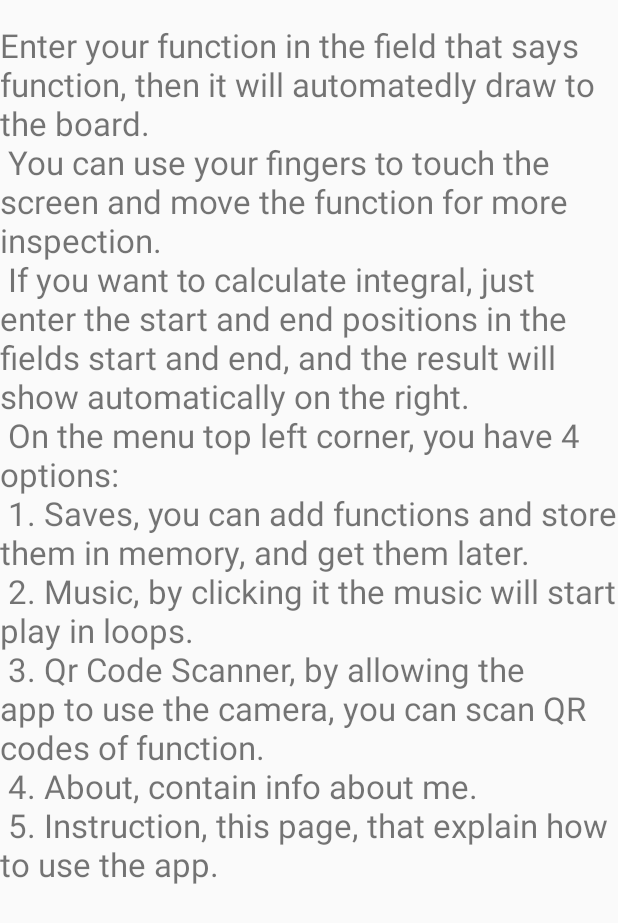
After one commit to nuhah100/GraphViewer, an Android app: the Instructions screen opened directly, with no data from a screen before it, on a phone screen of 412 x 824 dp. The commit adds this screen. Shown: the top 923 px of the screen. Run offline under Robolectric (Android 15) with nearby library versions, the phone set to English and light mode, and no system bars.

Commit message:
added more info

```diff
--- a/app/src/main/AndroidManifest.xml
+++ b/app/src/main/AndroidManifest.xml
@@ -3,6 +3,7 @@
     package="com.miketmg.graphviewer">
 
     <uses-permission android:name="android.permission.CAMERA" />
+
     <uses-feature android:name="android.hardware.camera.autofocus" />
 
     <application
@@ -12,7 +13,9 @@
         android:roundIcon="@mipmap/ic_launcher_round"
         android:supportsRtl="false"
         android:theme="@style/AppTheme">
-        <activity android:name=".QrScanner"></activity>
+        <activity android:name=".Instructions"></activity>
+        <activity android:name=".About" />
+        <activity android:name=".QrScanner" />
 
         <service
             android:name=".MusicService"
--- /dev/null
+++ b/app/src/main/java/com/miketmg/graphviewer/Instructions.java
@@ -0,0 +1,14 @@
+package com.miketmg.graphviewer;
+
+import android.os.Bundle;
+
+import androidx.appcompat.app.AppCompatActivity;
+
+public class Instructions extends AppCompatActivity {
+
+    @Override
+    protected void onCreate(Bundle savedInstanceState) {
+        super.onCreate(savedInstanceState);
+        setContentView(R.layout.activity_instructions);
+    }
+}
--- /dev/null
+++ b/app/src/main/res/layout/activity_instructions.xml
@@ -0,0 +1,23 @@
+<?xml version="1.0" encoding="utf-8"?>
+<androidx.constraintlayout.widget.ConstraintLayout xmlns:android="http://schemas.android.com/apk/res/android"
+    xmlns:app="http://schemas.android.com/apk/res-auto"
+    xmlns:tools="http://schemas.android.com/tools"
+    android:layout_width="match_parent"
+    android:layout_height="match_parent"
+    tools:context=".Instructions">
+
+    <TextView
+        android:id="@+id/textView"
+        android:layout_width="wrap_content"
+        android:layout_height="wrap_content"
+        android:layout_marginStart="32dp"
+        android:layout_marginEnd="32dp"
+        android:layout_marginBottom="32dp"
+        android:text="@string/instructions"
+        android:textSize="22dp"
+        app:layout_constraintBottom_toBottomOf="parent"
+        app:layout_constraintEnd_toEndOf="parent"
+        app:layout_constraintStart_toStartOf="parent"
+        app:layout_constraintTop_toTopOf="parent"
+        app:layout_constraintVertical_bias="0.07999998" />
+</androidx.constraintlayout.widget.ConstraintLayout>
--- a/app/src/main/res/layout/text_view.xml
+++ b/app/src/main/res/layout/text_view.xml
@@ -2,4 +2,5 @@
 <TextView xmlns:android="http://schemas.android.com/apk/res/android"
     android:layout_width="fill_parent"
     android:layout_height="wrap_content"
+    android:textSize="26dp"
     />
--- a/app/src/main/res/menu/menu.xml
+++ b/app/src/main/res/menu/menu.xml
@@ -10,5 +10,11 @@
         <item android:id="@+id/qr_code"
             android:title="Qr Code Scanner"
             />
+        <item android:id="@+id/about"
+            android:title="About"
+            />
+        <item android:id="@+id/instructions"
+            android:title="Instructions"
+            />
 
 </menu>
--- a/app/src/main/res/values/strings.xml
+++ b/app/src/main/res/values/strings.xml
@@ -1,3 +1,18 @@
 <resources>
     <string name="app_name">GraphViewer</string>
+    <string name="about">
+        This app was made by Moshe Kav, as part of school project for the Bagrut.
+    </string>
+    <string name="instructions">
+        Enter your function in the field that says "function", then it will automatedly draw to the board.\n
+        You can use your fingers to touch the screen and move the function for more inspection.\n
+        If you want to calculate integral, just enter the start and end positions in the fields "start" and "end", and the result
+        will show automatically on the right.\n
+        On the menu top left corner, you have 4 options:\n
+        1. Saves, you can add functions and store them in memory, and get them later.\n
+        2. Music, by clicking it the music will start play in loops.\n
+        3. Qr Code Scanner, by allowing the app to use the camera, you can scan QR codes of function.\n
+        4. About, contain info about me.\n
+        5. Instruction, this page, that explain how to use the app.\n
+    </string>
 </resources>
```
Also changed, not shown: app/src/main/java/com/miketmg/graphviewer/About.java (added, +14 -0 lines), app/src/main/java/com/miketmg/graphviewer/MainActivity.java (+14 -2 lines), app/src/main/res/layout/activity_about.xml (added, +23 -0 lines), app/src/main/res/layout/activity_saves_manager.xml (+8 -4 lines).
